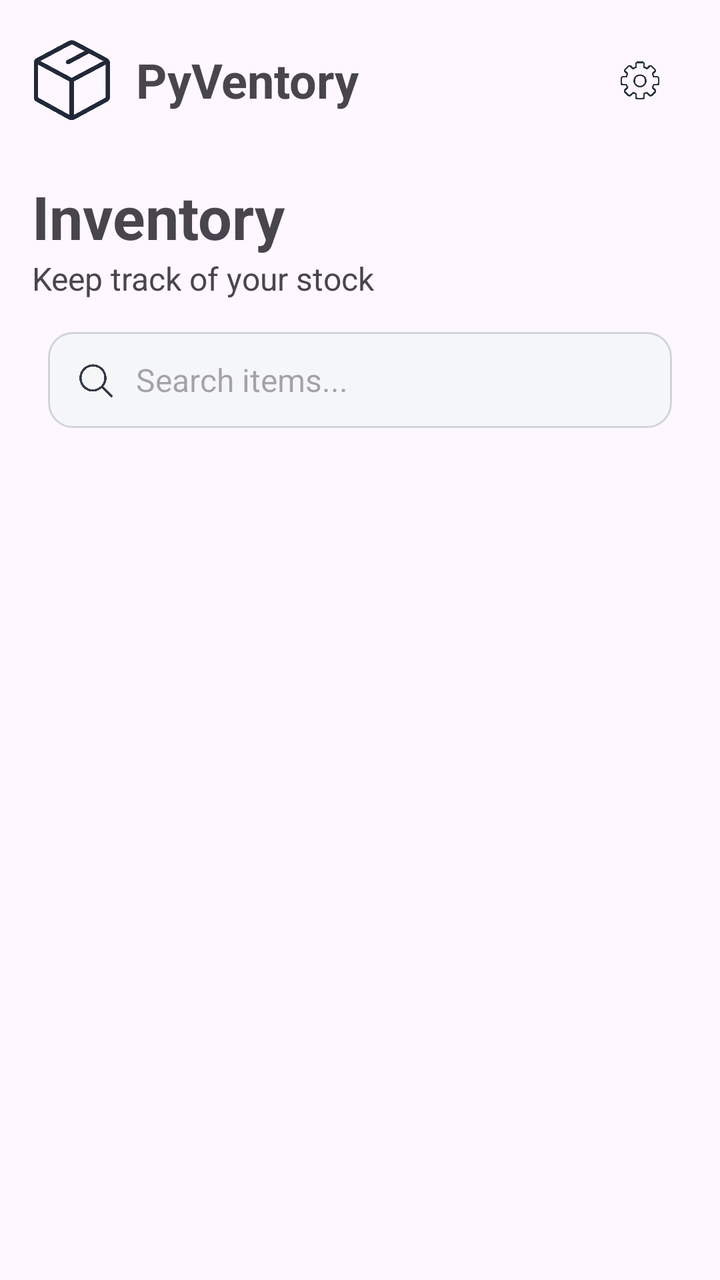
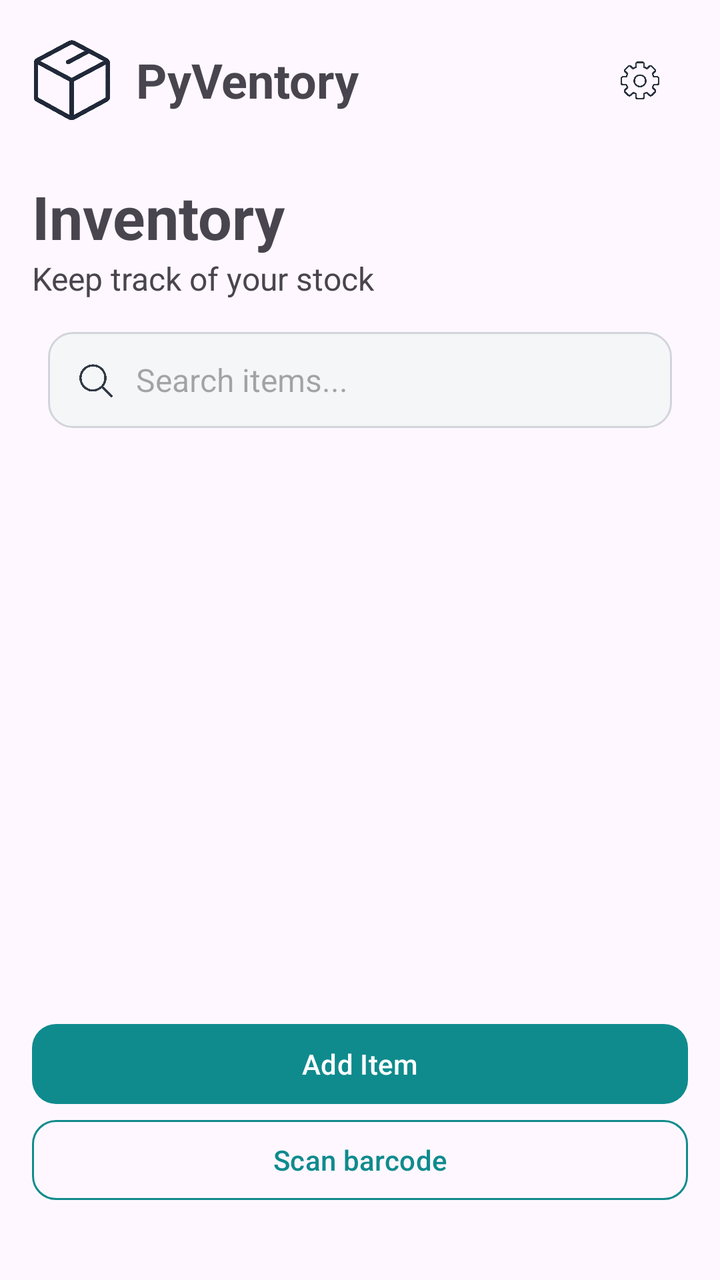

The first picture is an Android layout as it rendered before a commit; the second is the same layout after the commit. The layout source and the unified diff follow.
<!-- AndroidManifest.xml: application theme Theme.PyventoryMobile -->
<!-- res/layout/activity_main.xml -->
<?xml version="1.0" encoding="utf-8"?>
<LinearLayout xmlns:android="http://schemas.android.com/apk/res/android"
    xmlns:app="http://schemas.android.com/apk/res-auto"
    xmlns:tools="http://schemas.android.com/tools"
    android:id="@+id/main"
    android:layout_width="match_parent"
    android:layout_height="match_parent"
    android:orientation="vertical"
    tools:context=".MainActivity"
    android:padding="16dp"
    >


    <LinearLayout
        android:layout_width="match_parent"
        android:layout_height="wrap_content"
        android:orientation="horizontal"
        android:gravity="center_vertical">

        <ImageView
            android:layout_width="40dp"
            android:layout_height="40dp"
            android:src="@drawable/ic_inventory_box" />
        <TextView
            android:layout_width="0dp"
            android:layout_height="wrap_content"
            android:text="@string/pyventory"
            android:textSize="24sp"
            android:textStyle="bold"
            android:layout_marginStart="12dp"
            android:layout_weight="1"
            />
        <ImageButton
            android:layout_width="48dp"
            android:layout_height="48dp"
            android:src="@drawable/ic_settings"
            android:padding="12dp"
            android:scaleType="fitCenter"
            android:background="?attr/selectableItemBackgroundBorderless"

            />

    </LinearLayout>

    <TextView
        android:layout_width="match_parent"
        android:layout_height="wrap_content"
        android:text="@string/inventory"
        android:textStyle="bold"
        android:textSize="30sp"
        android:layout_marginTop="24dp"
        />
    <TextView
        android:layout_width="match_parent"
        android:layout_height="wrap_content"
        android:text="@string/keep_track_of_your_stock"
        android:textSize="16sp"
        />

    <LinearLayout
        android:layout_marginTop="16dp"
        android:layout_marginHorizontal="8dp"
        android:layout_width="match_parent"
        android:layout_height="wrap_content"
        android:orientation="horizontal"
        android:background="@drawable/bg_search"
        android:paddingHorizontal="12dp"
    >

        <ImageView
            android:layout_width="24dp"
            android:layout_height="24dp"
            android:src="@drawable/ic_search"
            android:layout_gravity="center_vertical"
            />
        <EditText
            android:layout_width="0dp"
            android:layout_height="48dp"
            android:layout_weight="1"
            android:hint="@string/search_items"
            android:textSize="16sp"
            android:inputType="text"
            android:layout_marginStart="8dp"
            android:background="@null"
            />
    </LinearLayout>

</LinearLayout>
<!-- resources referenced by this layout -->
<resources>
  <!-- drawable bg_search (drawable) -->
  <?xml version="1.0" encoding="utf-8"?>
  <shape xmlns:android="http://schemas.android.com/apk/res/android">
      <solid android:color="#F5F6F8"/>
      <stroke android:width="1dp" android:color="#D1D5DB"
          />
      <corners
          android:radius="12dp"
          />
  </shape>
  <!-- drawable ic_inventory_box: png bitmap (drawable, 326788 bytes) -->
  <!-- drawable ic_search: png bitmap (drawable, 255796 bytes) -->
  <!-- drawable ic_settings: png bitmap (drawable, 377072 bytes) -->
  <string name="inventory">Inventory</string>
  <string name="keep_track_of_your_stock">Keep track of your stock</string>
  <string name="pyventory">PyVentory</string>
  <string name="search_items">Search items...</string>
  <style name="Theme.PyventoryMobile" parent="Base.Theme.PyventoryMobile" />
  <style name="Base.Theme.PyventoryMobile" parent="Theme.Material3.DayNight.NoActionBar">
          
          
      </style>
</resources>

<!-- the commit's change to res/layout/activity_main.xml (unified diff, before → after) -->
@@ -85,4 +85,44 @@
             />
     </LinearLayout>
 
+    <androidx.recyclerview.widget.RecyclerView
+        android:id="@+id/inventory_list"
+        android:layout_width="match_parent"
+        android:layout_height="0dp"
+        android:layout_weight="1"
+        android:layout_marginTop="20dp"/>
+
+    <LinearLayout
+        android:layout_width="match_parent"
+        android:layout_height="wrap_content"
+        android:orientation="vertical"
+        android:layout_marginVertical="20dp"
+        android:gravity="bottom"
+        >
+
+        <com.google.android.material.button.MaterialButton
+            android:layout_width="match_parent"
+            android:layout_height="wrap_content"
+            android:text="@string/add_item"
+            app:backgroundTint="#0F8B8D"
+            android:textColor="#FFFFFF"
+            app:cornerRadius="12dp"
+            android:textAllCaps="false"
+            />
+
+        <com.google.android.material.button.MaterialButton
+            android:layout_width="match_parent"
+            android:layout_height="wrap_content"
+            android:text="@string/scan_barcode"
+            android:textColor="#0F8B8D"
+            app:backgroundTint="@android:color/transparent"
+            app:strokeColor="#0F8B8D"
+            app:strokeWidth="1dp"
+            app:cornerRadius="12dp"
+            android:textAllCaps="false"
+            />
+
+    </LinearLayout>
+
+
 </LinearLayout>
<!-- resource entries referenced after the edit -->
@@ -13,9 +13,11 @@
   <!-- drawable ic_inventory_box: png bitmap (drawable, 326788 bytes) -->
   <!-- drawable ic_search: png bitmap (drawable, 255796 bytes) -->
   <!-- drawable ic_settings: png bitmap (drawable, 377072 bytes) -->
+  <string name="add_item">Add Item</string>
   <string name="inventory">Inventory</string>
   <string name="keep_track_of_your_stock">Keep track of your stock</string>
   <string name="pyventory">PyVentory</string>
+  <string name="scan_barcode">Scan barcode</string>
   <string name="search_items">Search items...</string>
   <style name="Theme.PyventoryMobile" parent="Base.Theme.PyventoryMobile" />
   <style name="Base.Theme.PyventoryMobile" parent="Theme.Material3.DayNight.NoActionBar">
